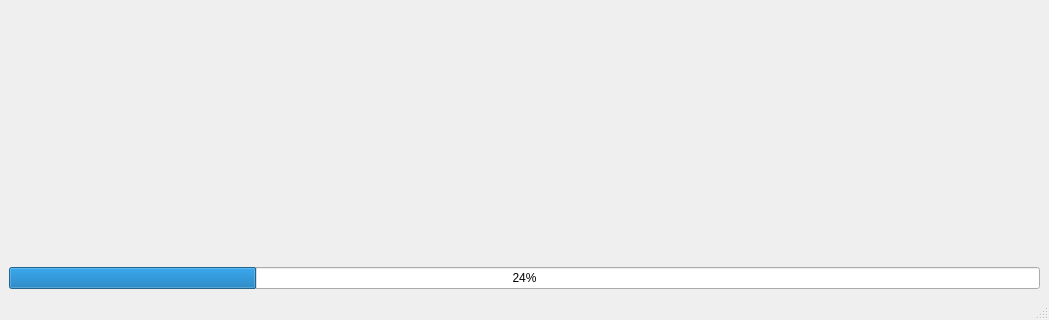
Above: ui/main.ui from ahthomps/bacteria-networks before the change; both pictures show x 0 to 1049 and y 476 to 796 of the 1049 by 796 pixel window. Below: the same form after it.
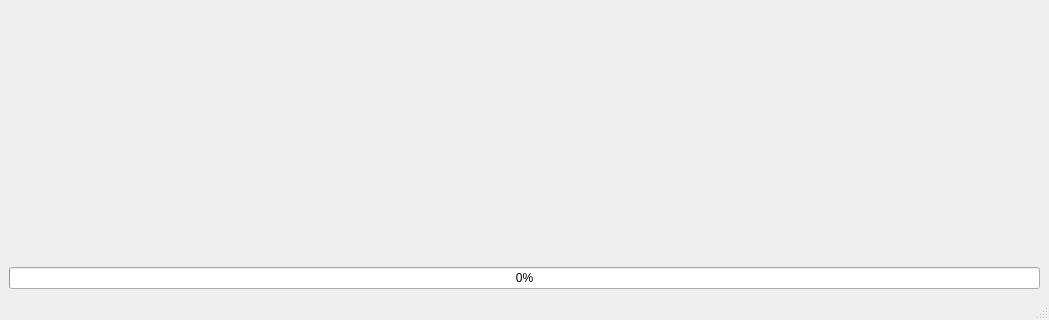
That is the form after the change. Custom widgets are drawn as their Qt base class.

Commit message: In conjunction with Alma and Jake: fixed some crashes; fixed yolo missing the right edge and bottom; added hide/view legend (although useless); fixed install script; fixed button depression; added batch mode and progress bar for batch mode

Patch:
```diff
--- a/ui/main.ui
+++ b/ui/main.ui
@@ -93,7 +93,7 @@
        </size>
       </property>
       <property name="value">
-       <number>24</number>
+       <number>0</number>
       </property>
       <property name="alignment">
        <set>Qt::AlignCenter</set>
```
Left out of the diff: 17 changed lines with no effect on the pictures. The commit also changes 4 other files.
